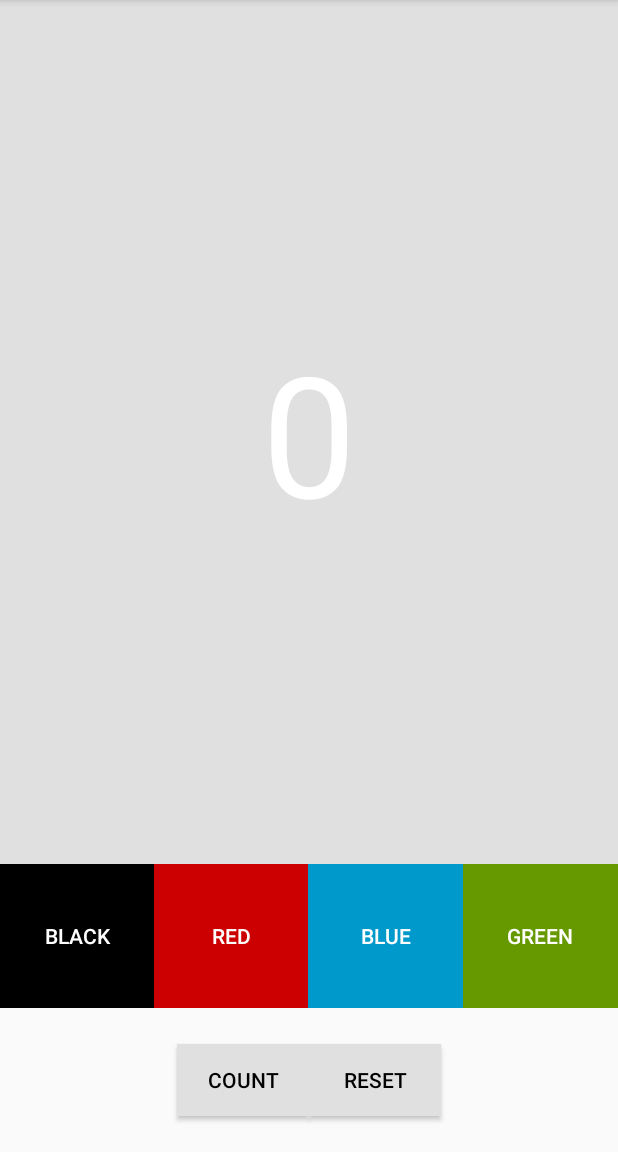
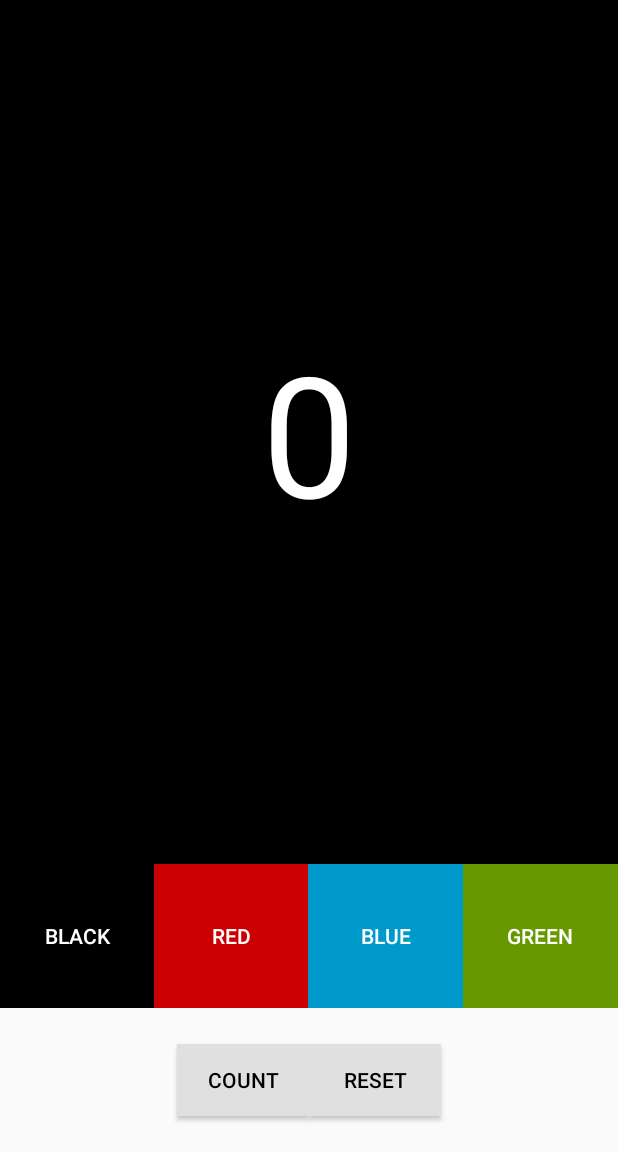
Before and after one commit to ardiibas/ButtonBackground, an Android app: the screen it shows after launch (MainActivity), after a tap on "BLACK", on a phone screen of 412 x 824 dp, the part 84-1236 px from its top. Run offline under Robolectric (Android 15) with nearby library versions, the phone set to English and light mode, and no system bars.

Commit message:
add logic to main activity

```diff
--- a/app/src/main/java/id/gifood/buttonbackground/MainActivity.java
+++ b/app/src/main/java/id/gifood/buttonbackground/MainActivity.java
@@ -1,13 +1,69 @@
 package id.gifood.buttonbackground;
 
+import android.graphics.drawable.ColorDrawable;
+import android.support.v4.content.ContextCompat;
 import android.support.v7.app.AppCompatActivity;
 import android.os.Bundle;
+import android.view.View;
+import android.widget.TextView;
 
 public class MainActivity extends AppCompatActivity {
+
+    // Current count.
+    private int mCount = 0;
+    // Current background color.
+    private int mColor;
+    // Text view to display both count and color.
+    private TextView mShowCountTextView;
 
     @Override
     protected void onCreate(Bundle savedInstanceState) {
         super.onCreate(savedInstanceState);
         setContentView(R.layout.activity_main);
+
+        // Initialize views, color, preferences
+        mShowCountTextView = (TextView) findViewById(R.id.count_textview);
+        mColor = ContextCompat.getColor(this, R.color.default_background);
+    }
+
+    /**
+     * Handles the onClick for the background color buttons.  Gets background color of the button
+     * that was clicked and sets the textview background to that color.
+     *
+     * @param view The view (Button) that was clicked.
+     */
+    public void changeBackground(View view) {
+        int color = ((ColorDrawable) view.getBackground()).getColor();
+        mShowCountTextView.setBackgroundColor(color);
+        mColor = color;
+    }
+
+    /**
+     * Handles the onClick for the Count button.  Increments the value of the mCount global and
+     * updates the textview.
+     *
+     * @param view The view (Button) that was clicked.
+     */
+    public void countUp(View view) {
+        mCount++;
+        mShowCountTextView.setText(String.format("%s", mCount));
+//        mShowCountTextView.setText(String.valueOf(mCount));
+    }
+
+    /**
+     * Handles the onClick for the Reset button.  Resets the global count and background
+     * variables to the defaults, resets the views to those values, and clears the shared
+     * preferences
+     *
+     * @param view The view (Button) that was clicked.
+     */
+    public void reset(View view) {
+        // Reset count
+        mCount = 0;
+        mShowCountTextView.setText(String.format("%s", mCount));
+
+        // Reset color
+        mColor = ContextCompat.getColor(this, R.color.default_background);
+        mShowCountTextView.setBackgroundColor(mColor);
     }
 }
--- /dev/null
+++ b/app/src/main/res/values/dimens.xml
@@ -0,0 +1,5 @@
+<?xml version="1.0" encoding="utf-8"?>
+<resources>
+    <dimen name="activity_horizontal_margin">16dp</dimen>
+    <dimen name="activity_vertical_margin">16dp</dimen>
+</resources>
```
